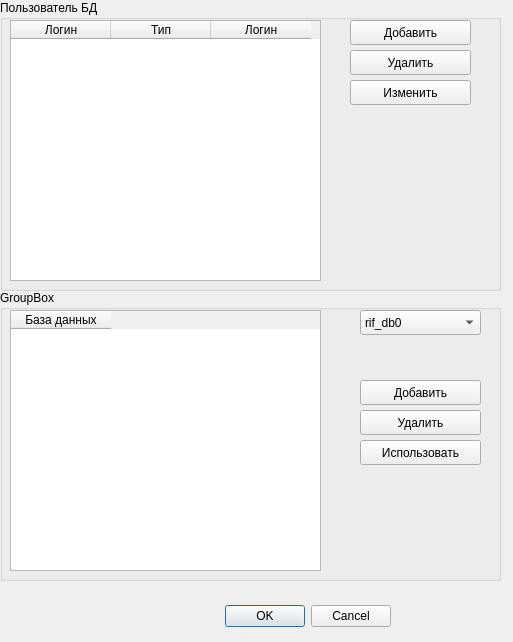
xXRadioHeadXx/start7, file m_cfg/dbform.ui: the form before one commit.
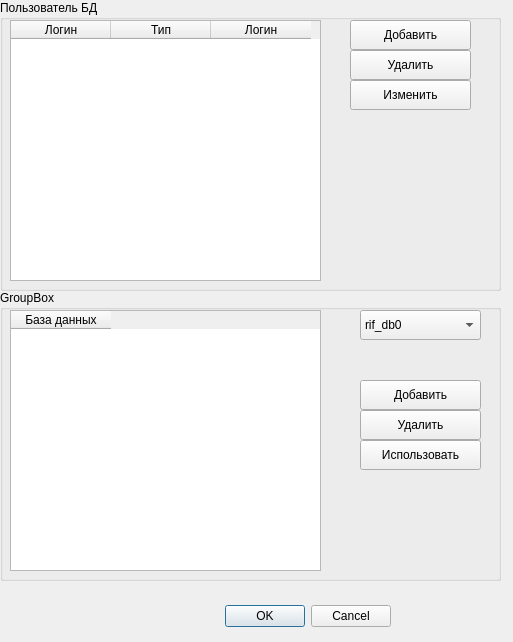
The form after the commit.

The edit to the form file:
```diff
--- a/m_cfg/dbform.ui
+++ b/m_cfg/dbform.ui
@@ -72,7 +72,7 @@
       <x>350</x>
       <y>20</y>
       <width>121</width>
-      <height>25</height>
+      <height>30</height>
      </rect>
     </property>
     <property name="text">
@@ -85,7 +85,7 @@
       <x>350</x>
       <y>50</y>
       <width>121</width>
-      <height>25</height>
+      <height>30</height>
      </rect>
     </property>
     <property name="text">
@@ -98,7 +98,7 @@
       <x>350</x>
       <y>80</y>
       <width>121</width>
-      <height>25</height>
+      <height>30</height>
      </rect>
     </property>
     <property name="text">
@@ -124,7 +124,7 @@
       <x>360</x>
       <y>150</y>
       <width>121</width>
-      <height>25</height>
+      <height>30</height>
      </rect>
     </property>
     <property name="text">
@@ -137,7 +137,7 @@
       <x>360</x>
       <y>90</y>
       <width>121</width>
-      <height>25</height>
+      <height>30</height>
      </rect>
     </property>
     <property name="text">
@@ -150,7 +150,7 @@
       <x>360</x>
       <y>120</y>
       <width>121</width>
-      <height>25</height>
+      <height>30</height>
      </rect>
     </property>
     <property name="text">
@@ -178,7 +178,7 @@
       <x>360</x>
       <y>20</y>
       <width>121</width>
-      <height>25</height>
+      <height>30</height>
      </rect>
     </property>
     <item>
```
